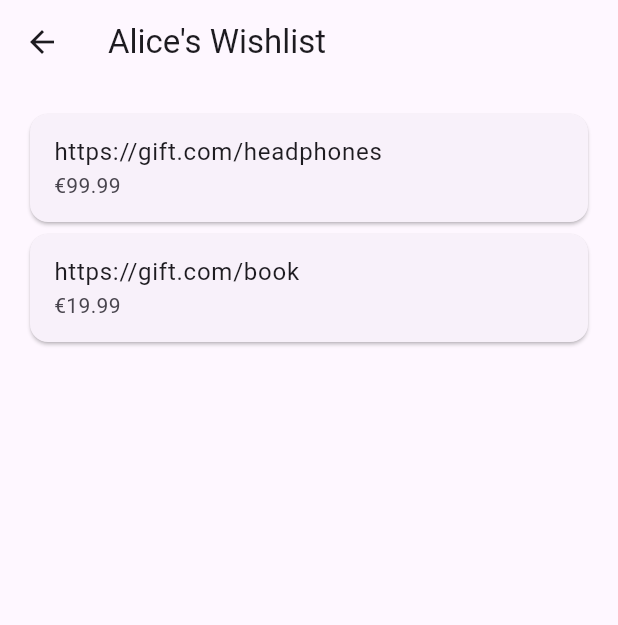
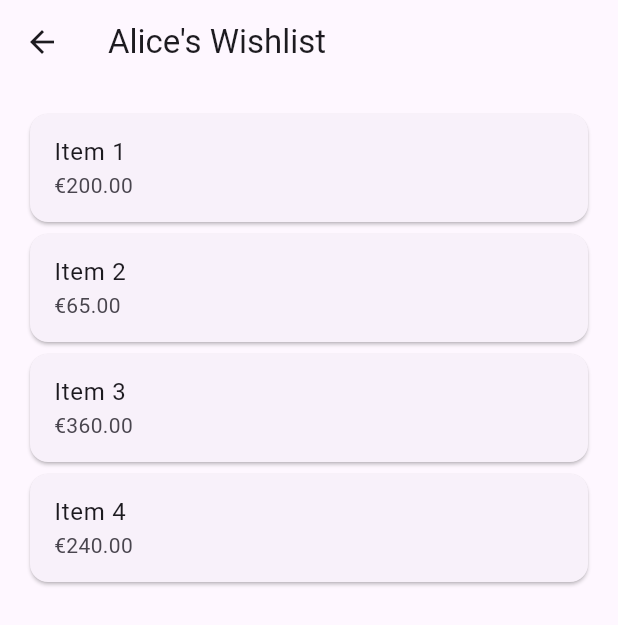
Before and after one commit to nyeineiei/wishlist_wishperer, a Flutter app: the FriendListScreen screen opened directly, after a tap on "Alice", on a phone screen of 412 x 824 dp. Shown: the top 625 px of the screen. Run offline on Flutter 3.47's test engine with Material 3 defaults, Android fonts, the phone set to English and light mode, and no system bars; our stand-ins replace flutter_hooks, flutter_riverpod, hooks_riverpod.

Commit message:
added the FriendWishlistState

```diff
--- a/lib/features/friend/presentation/view/friend_list_screen.dart
+++ b/lib/features/friend/presentation/view/friend_list_screen.dart
@@ -30,7 +30,7 @@ class FriendListScreen extends ConsumerWidget {
                   MaterialPageRoute(
                     builder: (_) => FriendWishlistScreen(
                       friendId: friend.id,
-                      friendName: friend.name!,
+                      friendName: friend.name,
                     ),
                   ),
                 );
--- a/lib/features/friend/presentation/view/friend_wishlist_screen.dart
+++ b/lib/features/friend/presentation/view/friend_wishlist_screen.dart
@@ -21,9 +21,9 @@ class FriendWishlistScreen extends ConsumerWidget {
       appBar: AppBar(
         title: Text("$friendName's Wishlist"),
       ),
-      body: friendProducts.isEmpty
+      body: friendProducts.products.isEmpty
           ? _buildEmptyState(context, friendName)
-          : _buildProductList(friendProducts),
+          : _buildProductList(friendProducts.products),
     );
   }
 
--- a/lib/features/friend/presentation/view_model/friend_wishlist_view_model.dart
+++ b/lib/features/friend/presentation/view_model/friend_wishlist_view_model.dart
@@ -1,30 +1,59 @@
 import 'package:flutter_riverpod/flutter_riverpod.dart';
+import 'package:wishlist_wishperer/features/friend/domain/state/friend_wishlist_state.dart';
 import 'package:wishlist_wishperer/features/product/domain/model/product.dart';
 
-final friendWishlistProvider = StateNotifierProvider.family<FriendWishlistViewModel, List<Product>, String>((ref, friendId) {
+final friendWishlistProvider = StateNotifierProvider.family<FriendWishlistViewModel, FriendWishlistState, String>((ref, friendId) {
   return FriendWishlistViewModel(friendId);
 });
 
-class FriendWishlistViewModel extends StateNotifier<List<Product>> {
+class FriendWishlistViewModel extends StateNotifier<FriendWishlistState> {
   final String friendId;
 
-  FriendWishlistViewModel(this.friendId) : super([]) {
+  FriendWishlistViewModel(this.friendId)
+      : super(FriendWishlistState(products: [])) {
     _loadMockWishlist();
   }
 
   void _loadMockWishlist() {
-    // Mock different wishlists per friend
-    if (friendId == '1') {
-      state = [
-        Product(url: 'https://gift.com/headphones', price: 99.99),
-        Product(url: 'https://gift.com/book', price: 19.99),
-      ];
-    } else if (friendId == '2') {
-      state = [
-        Product(url: 'https://gift.com/watch', price: 149.99),
-      ];
-    } else {
-      state = []; // no products
+    switch (friendId) {
+      case '1':
+        state = FriendWishlistState(products: [
+          Product(url: 'Item 1', price: 200, contributedAmount: 200, participantIds: ['me', 'bob']),
+          Product(url: 'Item 2', price: 65, contributedAmount: 65, participantIds: ['me']),
+          Product(url: 'Item 3', price: 360, contributedAmount: 200, participantIds: ['me', 'jane']),
+          Product(url: 'Item 4', price: 240, contributedAmount: 0, participantIds: []),
+        ]);
+        break;
+
+      case '2':
+        state = FriendWishlistState(products: [
+          Product(url: 'Nintendo Switch', price: 450, contributedAmount: 300, participantIds: ['me', 'jack']),
+          Product(url: 'Zelda Game', price: 80, contributedAmount: 80, participantIds: ['me']),
+        ]);
+        break;
+
+      case '3':
+        state = FriendWishlistState(products: [
+          Product(url: 'Cooking Pan Set', price: 120, contributedAmount: 0, participantIds: []),
+          Product(url: 'Knife Set', price: 60, contributedAmount: 40, participantIds: ['me']),
+        ]);
+        break;
+
+      default:
+        state = FriendWishlistState(products: []);
     }
   }
+
+  void participateInProduct(int index, String userId, double amount) {
+    final product = state.products[index];
+    final updated = product.copyWith(
+      contributedAmount: product.contributedAmount + amount,
+      participantIds: [...product.participantIds, userId],
+    );
+
+    final updatedList = [...state.products];
+    updatedList[index] = updated;
+
+    state = state.copyWith(products: updatedList);
+  }
 }
--- a/lib/features/product/domain/model/product.dart
+++ b/lib/features/product/domain/model/product.dart
@@ -2,22 +2,30 @@ class Product {
   final String url;
   final double price;
   final bool isHidden;
+  final double contributedAmount;
+  final List<String> participantIds;
 
   Product({
     required this.url,
     required this.price,
     this.isHidden = false,
+    this.contributedAmount = 0.0,
+    this.participantIds = const [],
   });
 
   Product copyWith({
     String? url,
     double? price,
     bool? isHidden,
+    double? contributedAmount,
+    List<String>? participantIds,
   }) {
     return Product(
       url: url ?? this.url,
       price: price ?? this.price,
       isHidden: isHidden ?? this.isHidden,
+      contributedAmount: contributedAmount ?? this.contributedAmount,
+      participantIds: participantIds ?? this.participantIds,
     );
   }
 }
```
Also changed, not shown: lib/features/auth/domain/state/login_state.dart (added, +23 -0 lines), lib/features/auth/presentation/view_model/login_view_model.dart (+1 -24 lines), lib/features/friend/domain/state/friend_wishlist_state.dart (added, +13 -0 lines), 14 other files.
